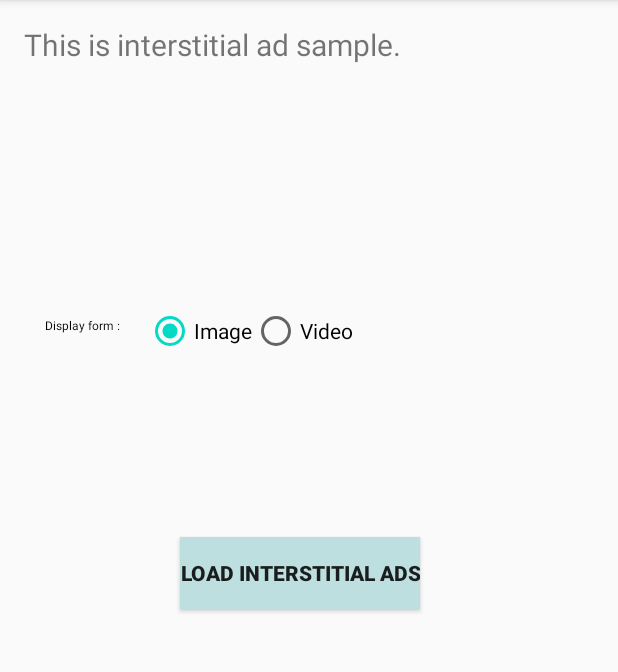
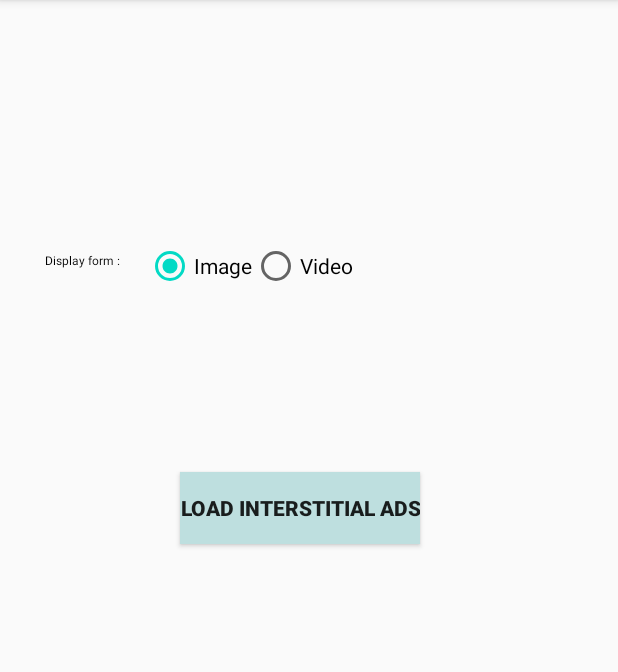
Before and after one commit to Esengul/HuaweiMobilServices_AdsKit, an Android app: the InterstitialAdsActivity screen opened directly, with no data from a screen before it, on a phone screen of 412 x 824 dp, the part 84-756 px from its top. Run offline under Robolectric (Android 15) with nearby library versions, the phone set to English and light mode, and no system bars; libraries missing offline, so code that uses them is left out: com.huawei.hms; 1 statement that could not run was skipped.

Commit message:
first commit

```diff
--- a/app/src/main/AndroidManifest.xml
+++ b/app/src/main/AndroidManifest.xml
@@ -9,7 +9,7 @@
         android:roundIcon="@mipmap/ic_launcher_round"
         android:supportsRtl="true"
         android:theme="@style/AppTheme">
-        <activity android:name=".Interstitial_Activity"></activity>
+        <activity android:name=".InterstitialAdsActivity"></activity>
         <activity android:name=".MainActivity">
             <intent-filter>
                 <action android:name="android.intent.action.MAIN" />
--- a/app/src/main/java/com/eb/huaweimobilservices_adskit/Interstitial_Activity.java
+++ b/app/src/main/java/com/eb/huaweimobilservices_adskit/InterstitialAdsActivity.java
@@ -14,7 +14,7 @@ import com.huawei.hms.ads.AdParam;
 import com.huawei.hms.ads.HwAds;
 import com.huawei.hms.ads.InterstitialAd;
 
-public class Interstitial_Activity extends AppCompatActivity {
+public class InterstitialAdsActivity extends AppCompatActivity {
 
     private static final String TAG = MainActivity.class.getSimpleName();
     private RadioGroup displayRadioGroup;
@@ -30,7 +30,7 @@ public class Interstitial_Activity extends AppCompatActivity {
         HwAds.init(this);
 
         displayRadioGroup = findViewById(R.id.display_radio_group);
-        loadAdButton = findViewById(R.id.btn_loadInterstitial);
+        loadAdButton = findViewById(R.id.loadInterstitialAdButton);
         loadAdButton.setOnClickListener(new View.OnClickListener() {
             @Override
             public void onClick(View v) {
--- a/app/src/main/java/com/eb/huaweimobilservices_adskit/MainActivity.java
+++ b/app/src/main/java/com/eb/huaweimobilservices_adskit/MainActivity.java
@@ -21,7 +21,7 @@ public class MainActivity extends AppCompatActivity {
         btnInterstitialAds.setOnClickListener(new View.OnClickListener() {
             @Override
             public void onClick(View v) {
-                Intent intent = new Intent(MainActivity.this, Interstitial_Activity.class);
+                Intent intent = new Intent(MainActivity.this, InterstitialAdsActivity.class);
                 startActivity(intent);
             }
         });
--- a/app/src/main/res/layout/interstitial_ads.xml
+++ b/app/src/main/res/layout/interstitial_ads.xml
@@ -3,16 +3,6 @@
     xmlns:tools="http://schemas.android.com/tools"
     android:layout_width="match_parent"
     android:layout_height="match_parent">
-
-    <TextView
-        android:id="@+id/text_interstitial"
-        android:layout_width="wrap_content"
-        android:layout_height="wrap_content"
-        android:layout_marginLeft="16dp"
-        android:layout_marginTop="16dp"
-        android:textAlignment="center"
-        android:text="@string/interstitial_title_text"
-        android:textSize="20sp" />
 
     <TextView
         android:id="@+id/ad_display_form"
@@ -50,7 +40,7 @@
     </RadioGroup>
 
     <Button
-        android:id="@+id/btn_loadInterstitial"
+        android:id="@+id/loadInterstitialAdButton"
         android:layout_width="wrap_content"
         android:layout_height="wrap_content"
         android:layout_below="@+id/ad_display_form"
--- a/app/src/main/res/values/strings.xml
+++ b/app/src/main/res/values/strings.xml
@@ -2,11 +2,9 @@
     <string name="app_name">HuaweiMobilServices_AdsKit</string>
     <string name="load_ads">LOAD ADS</string>
     <string name="load_interstitial_ads">LOAD INTERSTITIAL ADS</string>
-    <string name="interstitial_title_text">This is interstitial ad sample.</string>
     <string name="image_ad_id">teste9ih9j0rc3</string>
     <string name="video_ad_id">testb4znbuh3n2</string>
     <string name="display_form">Display form :</string>
     <string name="interstitial_display_picture">Image</string>
     <string name="interstitial_display_video">Video</string>
-
 </resources>
```
Also changed, not shown: app/src/main/res/layout/activity_main.xml (+0 -25 lines).
